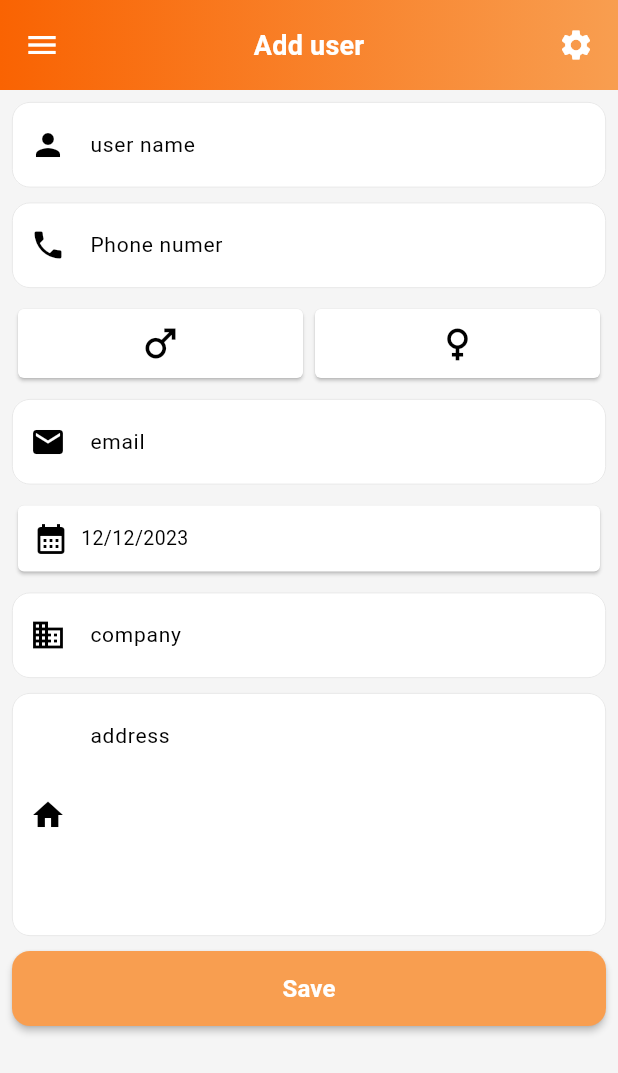
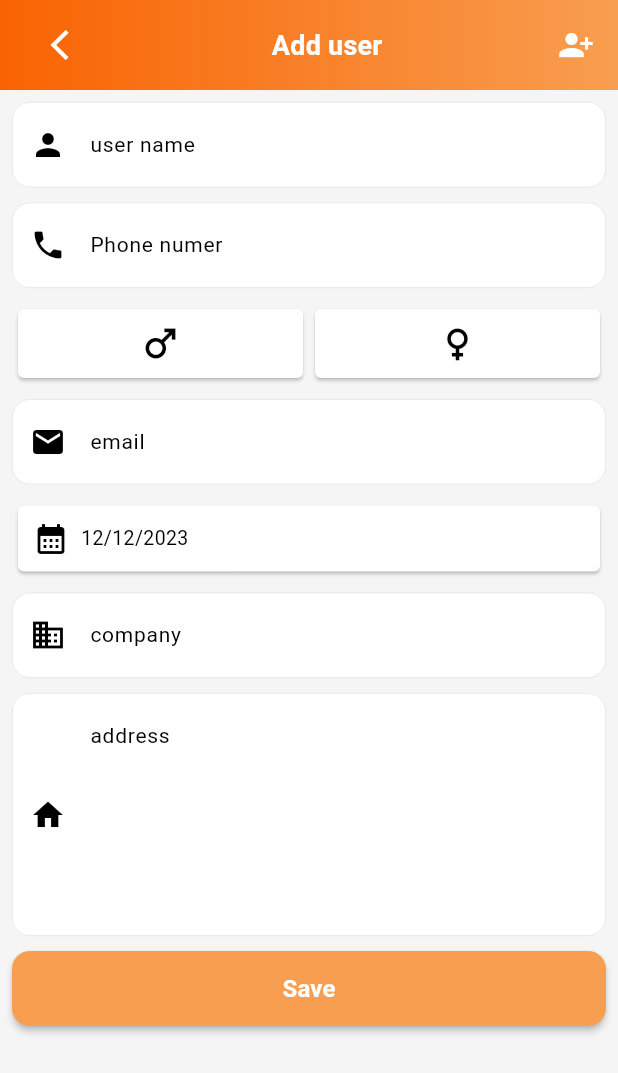
Before and after one commit to kanakkbook/kanakkbook, a Flutter app: the AddUserForm screen opened directly, on a phone screen of 412 x 824 dp. Shown: the top 1073 px of the screen. Run offline on Flutter 3.47's test engine with Material 3 defaults, Android fonts, the phone set to English and light mode, and no system bars; our stand-ins replace animated_notch_bottom_bar, flutter_holo_date_picker; missing offline and left inert: auto_binding_field.

Commit message:
update custom_app_bar.dart and add_user.dart

```diff
--- a/lib/custom_widgets/custom_app_bar.dart
+++ b/lib/custom_widgets/custom_app_bar.dart
@@ -2,8 +2,9 @@ import 'package:flutter/material.dart';
 
 class CustomAppBar extends StatelessWidget implements PreferredSizeWidget {
   final String? title;
-
-  const CustomAppBar({super.key, this.title});
+  final Widget? leading;
+  final Widget? trailering;
+  const CustomAppBar({super.key, this.title,this.leading,this.trailering});
   @override
   Widget build(BuildContext context) {
     return Container(
@@ -17,9 +18,9 @@ class CustomAppBar extends StatelessWidget implements PreferredSizeWidget {
       child: Row(
         mainAxisAlignment: MainAxisAlignment.spaceBetween,
         children: [
-          const Icon(Icons.menu, color: Colors.white),
+          leading??SizedBox.shrink(),
           Text(title ?? "", style: Theme.of(context).textTheme.titleMedium),
-          const Icon(Icons.settings, color: Colors.white),
+          trailering??SizedBox.shrink(),
         ],
       ),
     );
--- a/lib/modules/users_list/add_user.dart
+++ b/lib/modules/users_list/add_user.dart
@@ -11,7 +11,9 @@ class AddUserForm extends StatelessWidget {
   @override
   Widget build(BuildContext context) {
     return Scaffold(
-      appBar: CustomAppBar(title: "Add user",),
+      appBar: CustomAppBar(
+        leading: IconButton(icon: Icon(Icons.arrow_back_ios_sharp,color: Colors.white,) ,onPressed: ()=>Navigator.pop(context)),
+        title: "Add user",trailering: Icon(Icons.person_add_alt_1,color: Colors.white,),),
       body: Padding(
         padding: const EdgeInsets.all(8.0),
         child: Column(
```
